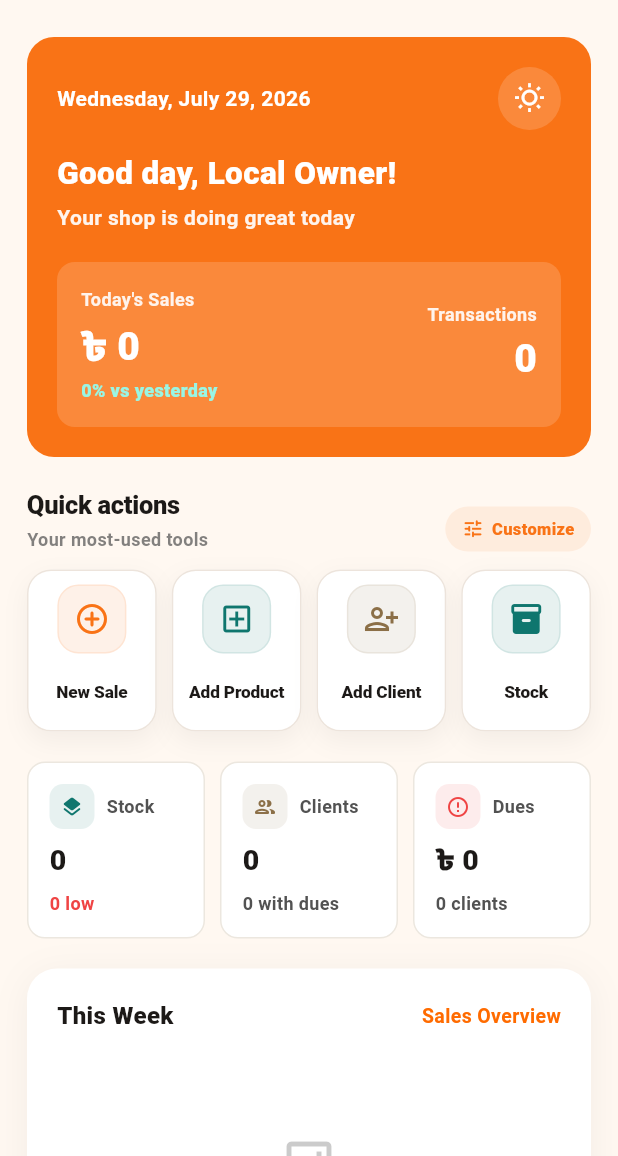
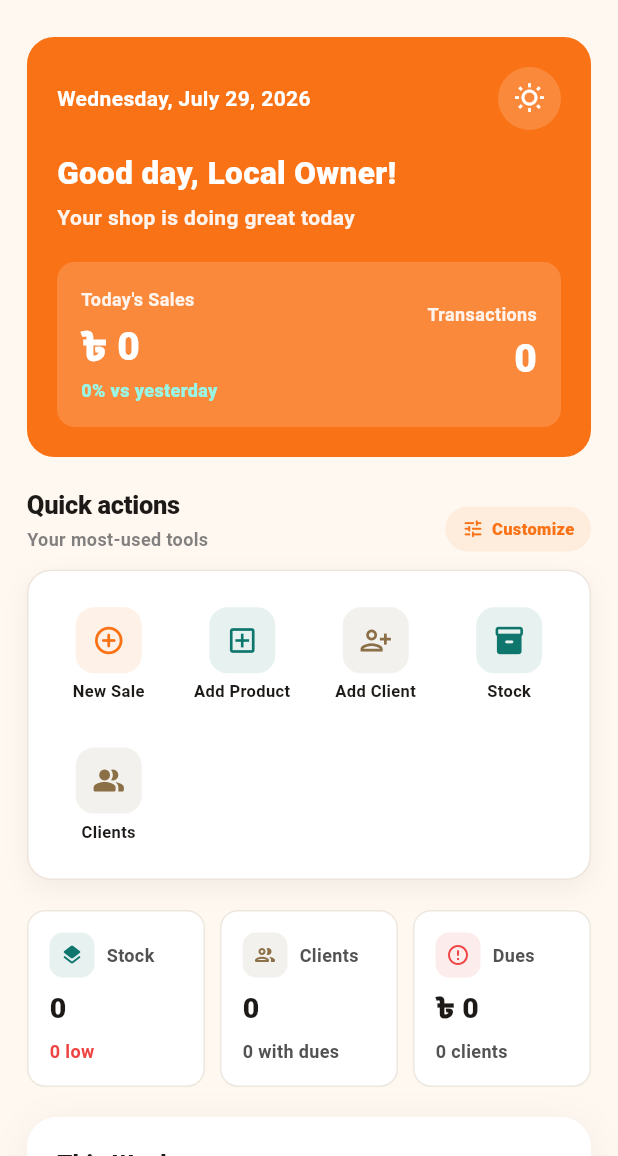
Before and after one commit to nayeem202/mohajon-mobile-app, a Flutter app: the DashboardScreen screen opened directly, on a phone screen of 412 x 824 dp, the part 80-1236 px from its top. Run offline on Flutter 3.47's test engine with Material 3 defaults, Android fonts, the phone set to English and light mode, and no system bars; our stand-ins replace cloud_firestore, connectivity_plus, firebase_auth, firebase_core, firebase_storage, fl_chart and 8 more; missing offline and left inert: mobile_scanner; accounts and stored records are empty.

Commit message:
feat(dashboard): improve shortcut cards

```diff
--- a/lib/features/dashboard/presentation/widgets/home_shortcut_section.dart
+++ b/lib/features/dashboard/presentation/widgets/home_shortcut_section.dart
@@ -126,44 +126,8 @@ class _ShortcutRow extends StatelessWidget {
 
   @override
   Widget build(BuildContext context) {
-    return LayoutBuilder(
-      builder: (context, constraints) {
-        const gap = 10.0;
-        final cardWidth = (constraints.maxWidth - (gap * 3)) / 4;
-        return SizedBox(
-          height: 108,
-          child: ListView.separated(
-            scrollDirection: Axis.horizontal,
-            clipBehavior: Clip.none,
-            itemCount: shortcuts.length,
-            separatorBuilder: (_, _) => const SizedBox(width: gap),
-            itemBuilder: (context, index) {
-              return SizedBox(
-                width: cardWidth,
-                child: _ShortcutCard(
-                  item: shortcuts[index],
-                  onTap: () => navigateToShortcut(context, shortcuts[index]),
-                ),
-              );
-            },
-          ),
-        );
-      },
-    );
-  }
-}
-
-class _ShortcutCard extends StatelessWidget {
-  const _ShortcutCard({required this.item, required this.onTap});
-
-  final ShortcutItem item;
-  final VoidCallback onTap;
-
-  @override
-  Widget build(BuildContext context) {
     final colors = Theme.of(context).colorScheme;
     return DecoratedBox(
-      key: ValueKey('shortcut-card-${item.id}'),
       decoration: BoxDecoration(
         color: colors.surface,
         border: Border.all(
@@ -178,51 +142,73 @@ class _ShortcutCard extends StatelessWidget {
           ),
         ],
       ),
-      child: Material(
+      child: Padding(
+        padding: const EdgeInsets.all(12),
+        child: GridView(
+          shrinkWrap: true,
+          physics: const NeverScrollableScrollPhysics(),
+          gridDelegate: const SliverGridDelegateWithFixedCrossAxisCount(
+            crossAxisCount: 4,
+            mainAxisSpacing: 4,
+            crossAxisSpacing: 4,
+            childAspectRatio: 0.95,
+          ),
+          children: shortcuts.map((item) => _ShortcutCard(
+            item: item,
+            onTap: () => navigateToShortcut(context, item),
+          )).toList(),
+        ),
+      ),
+    );
+  }
+}
+
+class _ShortcutCard extends StatelessWidget {
+  const _ShortcutCard({required this.item, required this.onTap});
+
+  final ShortcutItem item;
+  final VoidCallback onTap;
+
+  @override
+  Widget build(BuildContext context) {
+    final colors = Theme.of(context).colorScheme;
+    return Material(
       color: Colors.transparent,
-        borderRadius: BorderRadius.circular(16),
+      borderRadius: BorderRadius.circular(14),
       clipBehavior: Clip.antiAlias,
       child: InkWell(
         onTap: onTap,
         splashColor: item.color.withValues(alpha: 0.12),
         highlightColor: item.color.withValues(alpha: 0.05),
         child: Padding(
-            padding: const EdgeInsets.fromLTRB(7, 10, 7, 7),
+          padding: const EdgeInsets.symmetric(vertical: 8),
           child: Column(
+            mainAxisAlignment: MainAxisAlignment.center,
             children: [
               Container(
                 key: ValueKey('shortcut-icon-${item.id}'),
-                  width: 46,
-                  height: 46,
+                width: 44,
+                height: 44,
                 decoration: BoxDecoration(
                   color: item.color.withValues(alpha: 0.10),
-                    borderRadius: BorderRadius.circular(14),
-                    border: Border.all(
-                      color: item.color.withValues(alpha: 0.10),
+                  borderRadius: BorderRadius.circular(12),
                 ),
+                child: Icon(item.icon, color: item.color, size: 22),
               ),
-                  child: Icon(item.icon, color: item.color, size: 24),
-                ),
-                const SizedBox(height: 7),
-                Expanded(
-                  child: Center(
-                    child: Text(
+              const SizedBox(height: 6),
+              Text(
                 item.title,
-                      maxLines: 2,
+                maxLines: 1,
                 overflow: TextOverflow.ellipsis,
                 textAlign: TextAlign.center,
                 style: TextStyle(
-                        fontSize: 11.5,
-                        height: 1.12,
-                        fontWeight: FontWeight.w800,
+                  fontSize: 11,
+                  height: 1.15,
+                  fontWeight: FontWeight.w700,
                   color: colors.onSurface,
-                        letterSpacing: -0.1,
-                      ),
-                    ),
                 ),
               ),
             ],
-            ),
           ),
         ),
       ),
```
Also changed, not shown: pubspec.yaml (line endings or trailing spaces), 1 other file. Lines whose indentation alone changed are shown as unchanged.
